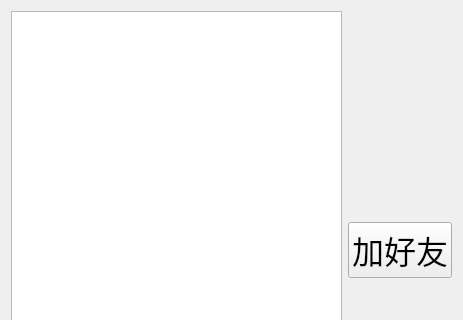
This is C++wangpan/TcpClient/online.ui in HuiPuKui/cpp_xiangmu as Qt 5 draws it before an edit; both pictures show x 0 to 463 and y 0 to 320 of the 463 by 500 pixel window. The edited form follows.
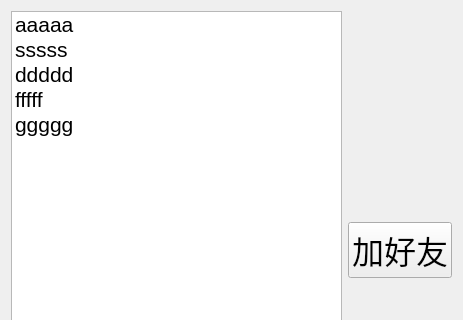
This is the edited form.

Patch:
```diff
--- a/C++wangpan/TcpClient/online.ui
+++ b/C++wangpan/TcpClient/online.ui
@@ -24,6 +24,31 @@
          <pointsize>16</pointsize>
         </font>
        </property>
+       <item>
+        <property name="text">
+         <string>aaaaa</string>
+        </property>
+       </item>
+       <item>
+        <property name="text">
+         <string>sssss</string>
+        </property>
+       </item>
+       <item>
+        <property name="text">
+         <string>ddddd</string>
+        </property>
+       </item>
+       <item>
+        <property name="text">
+         <string>fffff</string>
+        </property>
+       </item>
+       <item>
+        <property name="text">
+         <string>ggggg</string>
+        </property>
+       </item>
       </widget>
      </item>
      <item>
```
